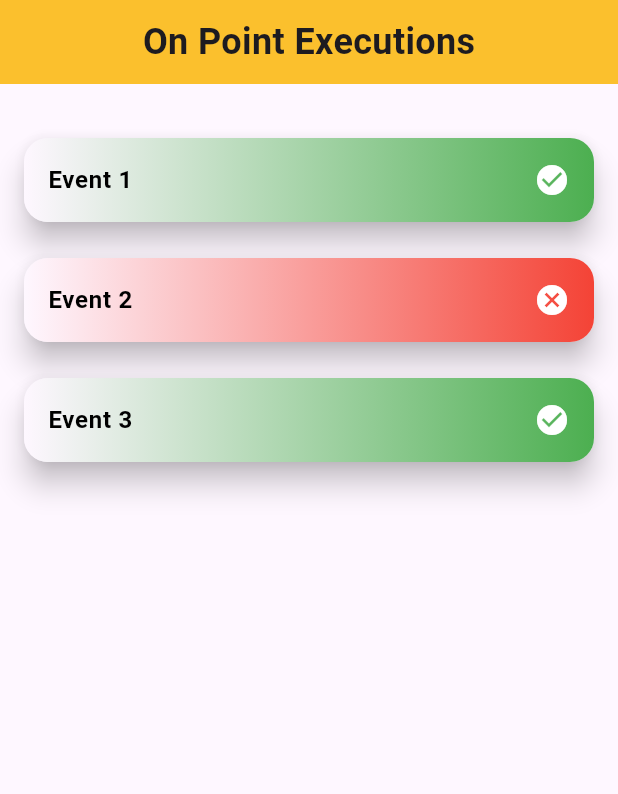
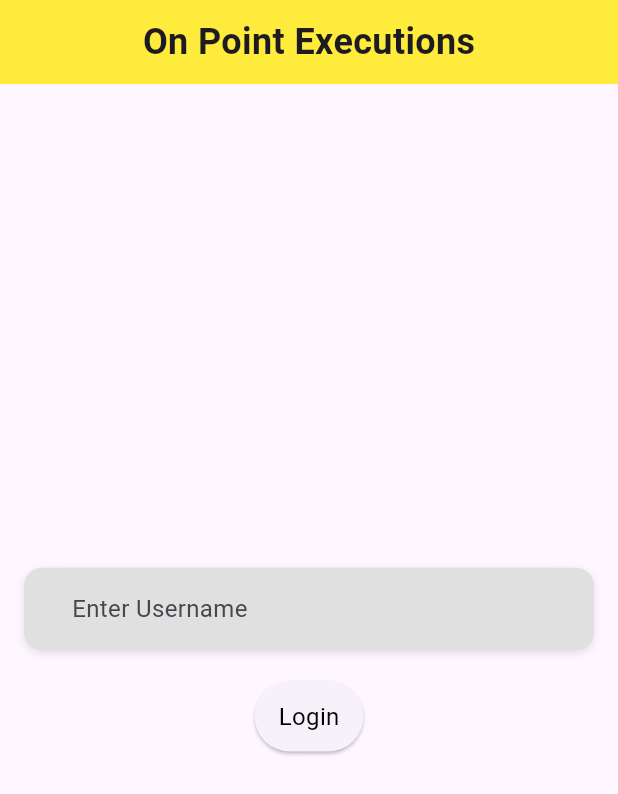
Before and after one commit to rickylegada/on-point-executions, a Flutter app: the screen it shows after launch, on a phone screen of 412 x 824 dp. Shown: the top 794 px of the screen. Run offline on Flutter 3.47's test engine with Material 3 defaults, Android fonts, the light colour scheme and no system bars; our stand-ins replace dio, flutter_bloc, get_it, retrofit; generated files the repository leaves out were written again; Roboto replaces fonts that are missing (Poppins).

Commit message:
feat: implement login/pincode screens

```diff
--- /dev/null
+++ b/lib/common/widgets/base_padding.dart
@@ -0,0 +1,30 @@
+import 'package:flutter/material.dart';
+
+class BasePadding extends StatelessWidget {
+  final Widget child;
+
+  const BasePadding({super.key, required this.child});
+
+
+
+  @override
+  Widget build(BuildContext context) {
+        final double screenWidth = MediaQuery.of(context).size.width;
+
+
+    // Check if device is iPad (using screen width for a rough estimate)
+    final bool isIpad = screenWidth > 800;
+    // You can adjust this padding to whatever is appropriate
+     double horizontalPadding = isIpad ? 62 : 16.0;
+    double verticalPadding = isIpad ?  24.0 : 12;
+// Larger padding for iPad
+
+    return Padding(
+      padding: EdgeInsets.symmetric(
+        horizontal: horizontalPadding,
+        vertical: verticalPadding,
+      ),
+      child: child,
+    );
+  }
+}
--- /dev/null
+++ b/lib/common/widgets/base_scaffold.dart
@@ -0,0 +1,47 @@
+import 'package:flutter/material.dart';
+import 'package:on_point_executions/common/config/configuration.dart';
+import 'package:on_point_executions/common/widgets/index.dart';
+
+class BaseScaffold extends StatelessWidget {
+  final Widget body;
+  final PreferredSizeWidget? appBar;
+  final Widget? floatingActionButton;
+  final Widget? bottomNavigationBar;
+  final Widget? drawer;
+  final Color? backgroundColor;
+  final Drawer? endDrawer;
+  final String? title;
+
+  const BaseScaffold({
+    super.key,
+    required this.body,
+    this.appBar,
+    this.floatingActionButton,
+    this.bottomNavigationBar,
+    this.drawer,
+    this.backgroundColor,
+    this.endDrawer,
+    this.title,
+  });
+
+  @override
+  Widget build(BuildContext context) {
+    return Scaffold(
+      appBar: appBar ?? _defaultAppBar(),
+      body: body,
+      floatingActionButton: floatingActionButton,
+      bottomNavigationBar: bottomNavigationBar,
+      drawer: drawer,
+      backgroundColor: backgroundColor,
+      endDrawer: endDrawer,
+    );
+  }
+
+  PreferredSizeWidget _defaultAppBar() {
+    return AppBar(
+      centerTitle: true,
+      title: BaseText.titleText(title ?? Config.appName, bold: true),
+      backgroundColor: Colors.yellow,
+    );
+  }
+}
--- a/lib/common/widgets/index.dart
+++ b/lib/common/widgets/index.dart
@@ -1,3 +1,5 @@
 export 'base_text.dart';
 export 'base_button.dart';
 export 'base_textfield.dart';
+export 'base_scaffold.dart';
+export 'base_padding.dart';
--- a/lib/main.dart
+++ b/lib/main.dart
@@ -1,5 +1,5 @@
 import 'package:flutter/material.dart';
-import 'package:on_point_executions/presentation/dashboard/dashboard_screen.dart';
+import 'package:on_point_executions/presentation/login/login_screen.dart';
 
 void main() {
   runApp(const MyApp());
@@ -16,13 +16,14 @@ class MyApp extends StatelessWidget {
         primarySwatch: Colors.blue,
         fontFamily: 'Poppins',
       ),
-      home: DashboardScreen(
-        events: [
-          {'name': 'Event 1', 'isActive': true},
-          {'name': 'Event 2', 'isActive': false},
-          {'name': 'Event 3', 'isActive': true},
-        ],
-      ),
+      home: LoginScreen(),
+      // home: DashboardScreen(
+      //   events: [
+      //     {'name': 'Event 1', 'isActive': true},
+      //     {'name': 'Event 2', 'isActive': false},
+      //     {'name': 'Event 3', 'isActive': true},
+      //   ],
+      // ),
     );
   }
 }
--- /dev/null
+++ b/lib/presentation/login/cubit/login_state.dart
@@ -0,0 +1,15 @@
+class LoginState {
+  final bool showPinPad;
+  final List<String> pin;
+  final bool isPinCodeSuccess;
+
+  LoginState({this.showPinPad = false,this.isPinCodeSuccess = false, this.pin = const []});
+
+  LoginState copyWith({bool? showPinPad, List<String>? pin, bool? isPinCodeSuccess}) {
+    return LoginState(
+      showPinPad: showPinPad ?? this.showPinPad,
+      pin: pin ?? this.pin,
+      isPinCodeSuccess: isPinCodeSuccess ?? this.isPinCodeSuccess,
+    );
+  }
+}
--- /dev/null
+++ b/lib/presentation/login/login_screen.dart
@@ -0,0 +1,61 @@
+import 'package:flutter/material.dart';
+import 'package:on_point_executions/common/widgets/base_scaffold.dart';
+import 'package:on_point_executions/common/widgets/index.dart';
+import 'package:flutter_bloc/flutter_bloc.dart';
+import 'package:on_point_executions/presentation/dashboard/dashboard_screen.dart';
+import 'package:on_point_executions/presentation/login/pincode_screen.dart';
+
+import 'cubit/login_cubit.dart';
+import 'cubit/login_state.dart';
+
+class LoginScreen extends StatelessWidget {
+  LoginScreen({super.key});
+
+  final TextEditingController usernameController = TextEditingController();
+
+  @override
+  Widget build(BuildContext context) {
+    return BlocProvider(
+      create: (_) => LoginCubit(),
+      child: BlocConsumer<LoginCubit, LoginState>(
+        listener: (context, state) {
+          if (state.isPinCodeSuccess && state.pin.length == 4) {
+            Navigator.pushReplacement(
+              context,
+              MaterialPageRoute(builder: (context) => const DashboardScreen(events: [])),
+            );
+          }
+        },
+        builder: (context, state) {
+          return BaseScaffold(
+            body: Center(
+              child: BasePadding(
+                child: Column(
+                  mainAxisAlignment: MainAxisAlignment.center,
+                  children: [
+                    BaseTextField(
+                      controller: usernameController,
+                      hintText: 'Enter Username',
+                    ),
+                    const SizedBox(height: 20),
+                    BaseButton(
+                      onPressed: () {
+                        if (usernameController.text.isNotEmpty) {
+                          Navigator.push(
+                            context,
+                            MaterialPageRoute(builder: (context) => const PinCodeScreen()),
+                          );
+                        }
+                      },
+                      text: 'Login',
+                    ),
+                  ],
+                ),
+              ),
+            ),
+          );
+        },
+      ),
+    );
+  }
+}
--- a/lib/presentation/registration/registration_screen.dart
+++ b/lib/presentation/registration/registration_screen.dart
@@ -1,6 +1,7 @@
 import 'package:flutter/material.dart';
+import 'package:on_point_executions/common/widgets/base_scaffold.dart';
 import 'package:on_point_executions/common/widgets/index.dart';
-import 'package:on_point_executions/config/configuration.dart';
+import 'package:on_point_executions/common/config/configuration.dart';
 
 import 'package:on_point_executions/presentation/settings/settings_screen.dart';
 
@@ -13,7 +14,7 @@ class RegistrationScreen extends StatelessWidget {
 
   @override
   Widget build(BuildContext context) {
-    return Scaffold(
+    return BaseScaffold(
       appBar: AppBar(
         title: const Text("Event Name", style: TextStyle(fontWeight: FontWeight.bold)),
         backgroundColor: Colors.yellow.shade700,
```
Also changed, not shown: lib/presentation/dashboard/dashboard_screen.dart (+47 -18 lines), lib/presentation/login/cubit/login_cubit.dart (added, +28 -0 lines), lib/presentation/login/pincode_screen.dart (added, +127 -0 lines), lib/common/config/configuration.dart (renamed from lib/config/configuration.dart), lib/common/utils/constants.dart (added).
